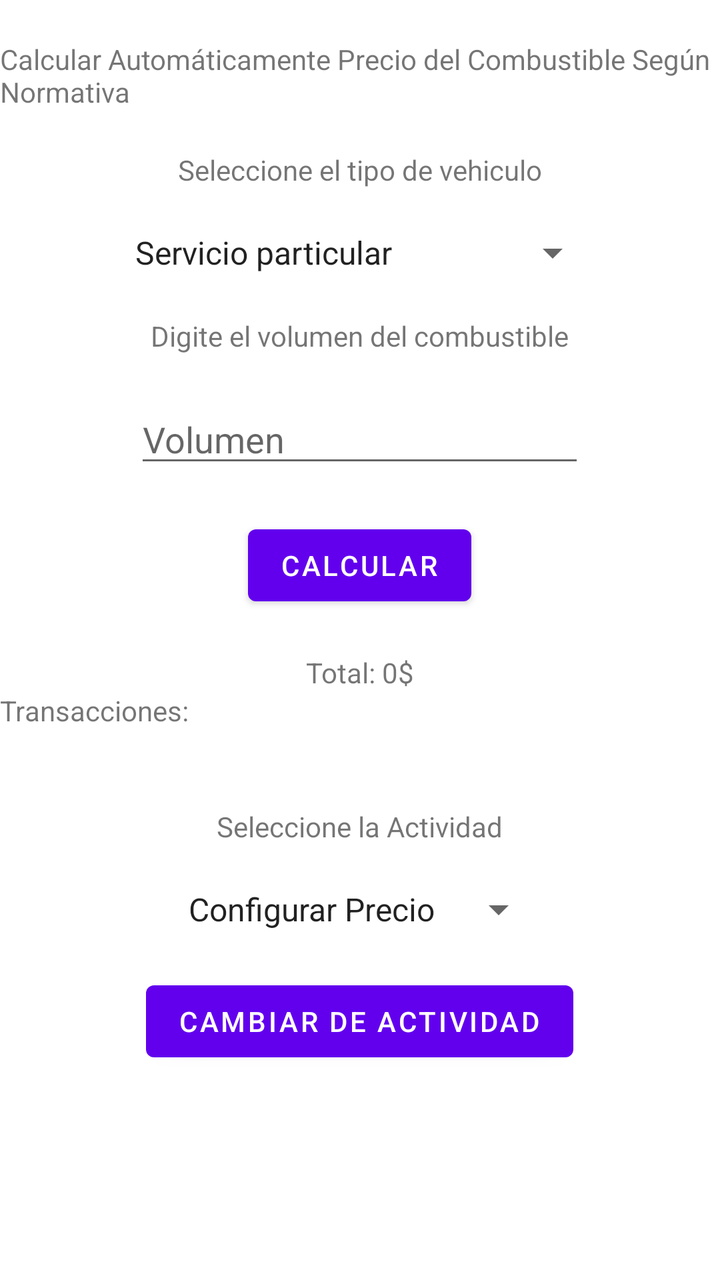
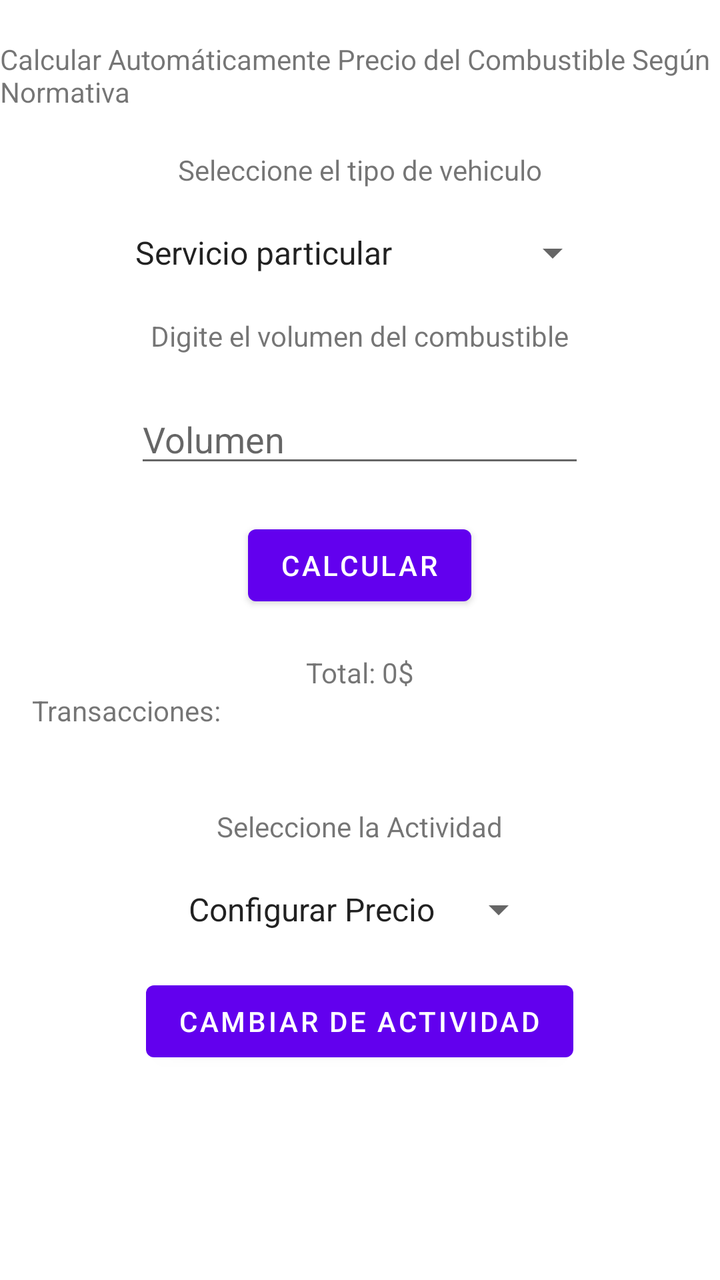

An Android layout rendered at two revisions. The XML below is the earlier revision; the diff shows what the commit changed to produce the second picture.
<!-- AndroidManifest.xml: application theme Theme.PlataformaDeGestionDeCombustibles -->
<!-- res/layout/activity_price_calculator.xml -->
<?xml version="1.0" encoding="utf-8"?>
<LinearLayout xmlns:android="http://schemas.android.com/apk/res/android"
    xmlns:tools="http://schemas.android.com/tools"
    android:id="@+id/main"
    android:layout_width="match_parent"
    android:layout_height="match_parent"
    android:orientation="vertical"
    tools:context=".PriceCalculatorActivity">

    <TextView
        android:layout_width="wrap_content"
        android:layout_height="wrap_content"
        android:text="@string/tituloCalcular"
        android:layout_marginTop="20dp"
        android:layout_gravity="center"
        />

    <TextView
        android:layout_width="wrap_content"
        android:layout_height="wrap_content"
        android:text="@string/vehiculo"
        android:layout_gravity="center"
        android:layout_marginTop="20dp"
        />

    <Spinner
        android:layout_width="wrap_content"
        android:layout_height="wrap_content"
        android:id="@+id/tipos"
        android:layout_marginTop="20dp"
        android:layout_gravity="center"
        android:entries="@array/tipos"
        />

    <TextView
        android:layout_width="wrap_content"
        android:layout_height="wrap_content"
        android:text="@string/editarCombustible"
        android:layout_marginTop="20dp"
        android:layout_gravity="center"
        />

    <EditText
        android:layout_width="225dp"
        android:layout_height="wrap_content"
        android:id="@+id/combustible"
        android:layout_marginTop="20dp"
        android:layout_gravity="center"
        android:inputType="number"
        android:hint="@string/combustible"
        />

    <Button
        android:layout_width="wrap_content"
        android:layout_height="wrap_content"
        android:id="@+id/btnCalcular"
        android:onClick="onSendCalculate"
        android:layout_marginTop="20dp"
        android:layout_gravity="center"
        android:text="@string/btnCalcular"
        />

    <TextView
        android:layout_width="wrap_content"
        android:layout_height="wrap_content"
        android:id="@+id/total"
        android:text="@string/total"
        android:layout_marginTop="20dp"
        android:layout_gravity="center"
        />

    <TextView
        android:layout_width="wrap_content"
        android:layout_height="wrap_content"
        android:text="@string/transacciones"
        />

    <TextView
        android:layout_width="wrap_content"
        android:layout_height="wrap_content"
        android:id="@+id/textoTransacciones"
        android:text=""
        />

    <TextView
        android:layout_width="wrap_content"
        android:layout_height="wrap_content"
        android:text="@string/actividad"
        android:layout_marginTop="20dp"
        android:layout_gravity="center"
        />

    <Spinner
        android:layout_width="wrap_content"
        android:layout_height="wrap_content"
        android:id="@+id/actividades"
        android:entries="@array/actividades"
        android:layout_marginTop="20dp"
        android:layout_gravity="center"
        />

    <Button
        android:layout_width="wrap_content"
        android:layout_height="wrap_content"
        android:id="@+id/btnCambiar"
        android:text="@string/btnCambiar"
        android:layout_marginTop="20dp"
        android:layout_gravity="center"
        android:onClick="onChangeActivity"
        />

</LinearLayout>
<!-- resources referenced by this layout -->
<resources>
  <string-array name="actividades">
          <item>Configurar Precio</item>
          <item>Calcular Precio</item>
      </string-array>
  <string-array name="tipos">
          <item>Servicio particular</item>
          <item>Oficiales</item>
          <item>Diplomáticos</item>
          <item>Camperos y Cuatrimotos</item>
      </string-array>
  <string name="actividad">Seleccione la Actividad</string>
  <string name="btnCalcular">Calcular</string>
  <string name="btnCambiar">Cambiar de Actividad</string>
  <string name="combustible">Volumen</string>
  <string name="editarCombustible">Digite el volumen del combustible</string>
  <string name="tituloCalcular">Calcular Automáticamente Precio del Combustible Según Normativa</string>
  <string name="total">Total: 0$</string>
  <string name="transacciones">Transacciones:</string>
  <string name="vehiculo">Seleccione el tipo de vehiculo</string>
  <style name="Theme.PlataformaDeGestionDeCombustibles" parent="Theme.MaterialComponents.DayNight.DarkActionBar">
          
          <item name="colorPrimary">@color/purple_500</item>
          <item name="colorPrimaryVariant">@color/purple_700</item>
          <item name="colorOnPrimary">@color/white</item>
          
          <item name="colorSecondary">@color/teal_200</item>
          <item name="colorSecondaryVariant">@color/teal_700</item>
          <item name="colorOnSecondary">@color/black</item>
          
          <item name="android:statusBarColor">?attr/colorPrimaryVariant</item>
          
      </style>
  <color name="purple_500">#FF6200EE</color>
  <color name="purple_700">#FF3700B3</color>
  <color name="white">#FFFFFFFF</color>
  <color name="teal_200">#FF03DAC5</color>
  <color name="teal_700">#FF018786</color>
  <color name="black">#FF000000</color>
</resources>

<!-- the commit's change to res/layout/activity_price_calculator.xml (unified diff, before → after) -->
@@ -73,6 +73,7 @@
         android:layout_width="wrap_content"
         android:layout_height="wrap_content"
         android:text="@string/transacciones"
+        android:layout_marginStart="16dp"
         />
 
     <TextView
@@ -80,6 +81,7 @@
         android:layout_height="wrap_content"
         android:id="@+id/textoTransacciones"
         android:text=""
+        android:layout_marginStart="16dp"
         />
 
     <TextView
<!-- resource entries referenced after the edit -->
@@ -3,6 +3,9 @@
   <string-array name="actividades">
           <item>Configurar Precio</item>
           <item>Calcular Precio</item>
+          <item>Crear Usuario</item>
+          <item>Iniciar Sesión</item>
+          <item>Registrar Entrada</item>
       </string-array>
   <string-array name="tipos">
           <item>Servicio particular</item>
